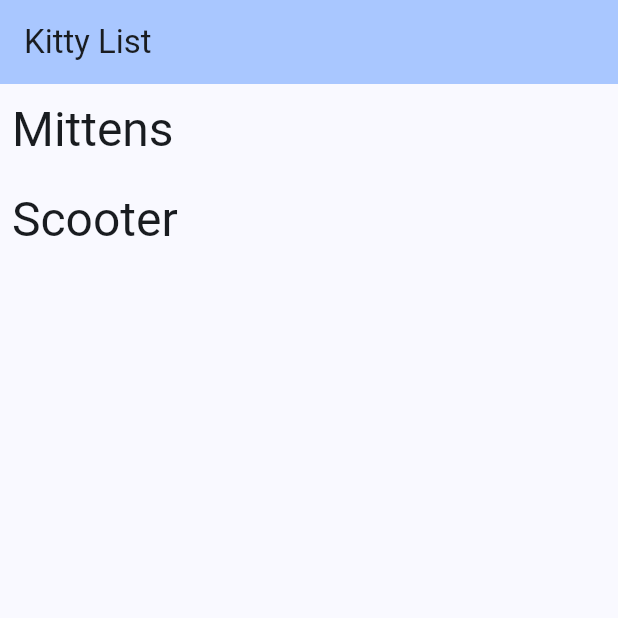
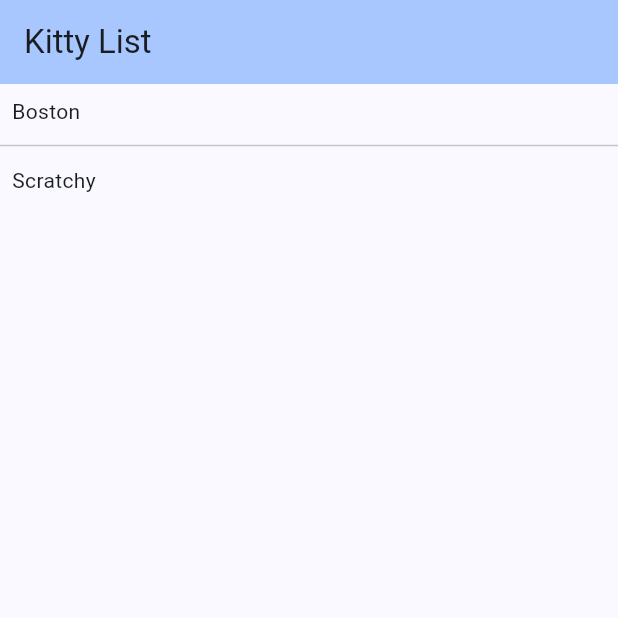
Before and after one commit to crisleb2042/flutter-kitty-app, a Flutter app: the screen it shows after launch, on a phone screen of 412 x 824 dp, the top half of it. Run offline on Flutter 3.47's test engine with Material 3 defaults, Android fonts, the phone set to English and light mode, and no system bars.

Commit message:
Add buttons to kitty dialogue box and format text

```diff
--- a/lib/main.dart
+++ b/lib/main.dart
@@ -48,14 +48,14 @@ final String server = defaultTargetPlatform == TargetPlatform.android ? "10.0.2.
 
 final List<Kitten> _kittens = <Kitten> [
   const Kitten (
-    name: 'Mittens',
-    description: 'The pinnacle of cats.',
-    age: 11,
+    name: 'Boston',
+    description: 'The pinnacle of cats',
+    age: 2,
     imageURL: 'assets/images/kitten0.jpg'),
   const Kitten(
-    name: 'Scooter',
-    description: 'Kittah 2',
-    age: 8,
+    name: 'Scratchy',
+    description: 'Loves playing with yarn',
+    age: 4,
     imageURL: 'assets/images/kitten1.jpg'),
 ];
 
@@ -93,9 +93,49 @@ class _MyHomePageState extends State<MyHomePage> {
 
   Widget _dialogBuilder(BuildContext context, Kitten kitten) {
     return SimpleDialog(
+      shape: RoundedRectangleBorder(
+        borderRadius: BorderRadius.zero,
+      ),
+      contentPadding: EdgeInsets.zero,
       children: [
-        Image.asset(kitten.imageURL,
-        fit: BoxFit.fill,
+        Image.asset(
+          kitten.imageURL,
+          fit: BoxFit.cover,
+          height: 300,
+        ),
+        Padding(
+          padding: const EdgeInsets.all(16.0),
+          child: Column(
+            crossAxisAlignment: CrossAxisAlignment.start,
+            children: [
+              Text(
+                kitten.name,
+                style: const TextStyle(fontSize: 18, fontWeight: FontWeight.bold),
+                ),
+              Text('${kitten.age} months old'),
+              Text(kitten.description),
+              const SizedBox(
+                height: 15,
+              ),
+              Align(
+                alignment: Alignment.centerRight,
+                child: Wrap(
+                  children: [
+                    TextButton(
+                      onPressed: () {
+                        Navigator.of(context).pop();
+                      },
+                      child: const Text('I\'m Allergic'),
+                    ),
+                    FilledButton(
+                      onPressed: () {},
+                      child: const Text('Adopt Me!')
+                    ),
+                  ],
+                ),
+              )
+            ],
+          ),
         ),
       ],
     );
@@ -108,10 +148,10 @@ class _MyHomePageState extends State<MyHomePage> {
         builder: (context) => _dialogBuilder(context, _kittens[index])
       ),
       child: Container(
-        padding: const EdgeInsets.all(8),
+        padding: const EdgeInsets.all(8.0),
         alignment: Alignment.centerLeft,
         child: Text(_kittens[index].name,
-        style: Theme.of(context).textTheme.headlineLarge),
+        style: Theme.of(context).textTheme.bodyMedium),
       ),
     );
   }
@@ -134,10 +174,12 @@ class _MyHomePageState extends State<MyHomePage> {
         // the App.build method, and use it to set our appbar title.
         title: Text(widget.title),
       ),
-      body: ListView.builder(
-        itemCount: _kittens.length,
-        itemExtent: 60.0,
-        itemBuilder: _listItemBuilder,
+      body:
+        ListView.separated(
+          itemCount: _kittens.length,
+          itemBuilder: _listItemBuilder,
+          separatorBuilder: (context, index) => const Divider(height:10),
+
         )
  // This trailing comma makes auto-formatting nicer for build methods.
     );
```
